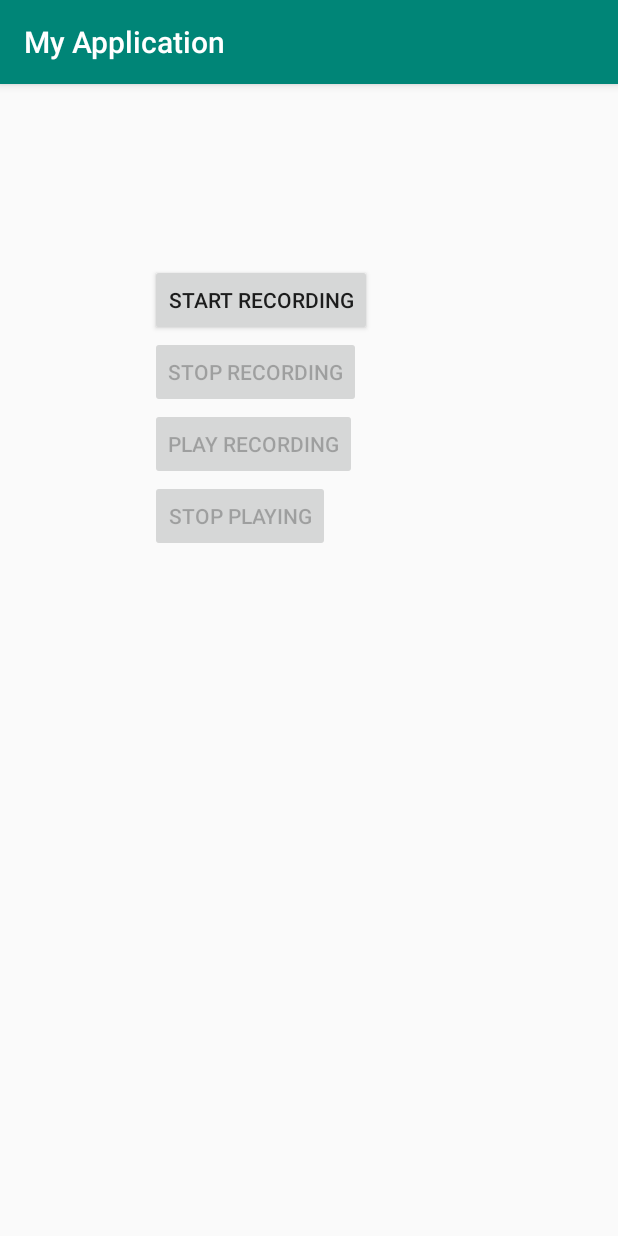
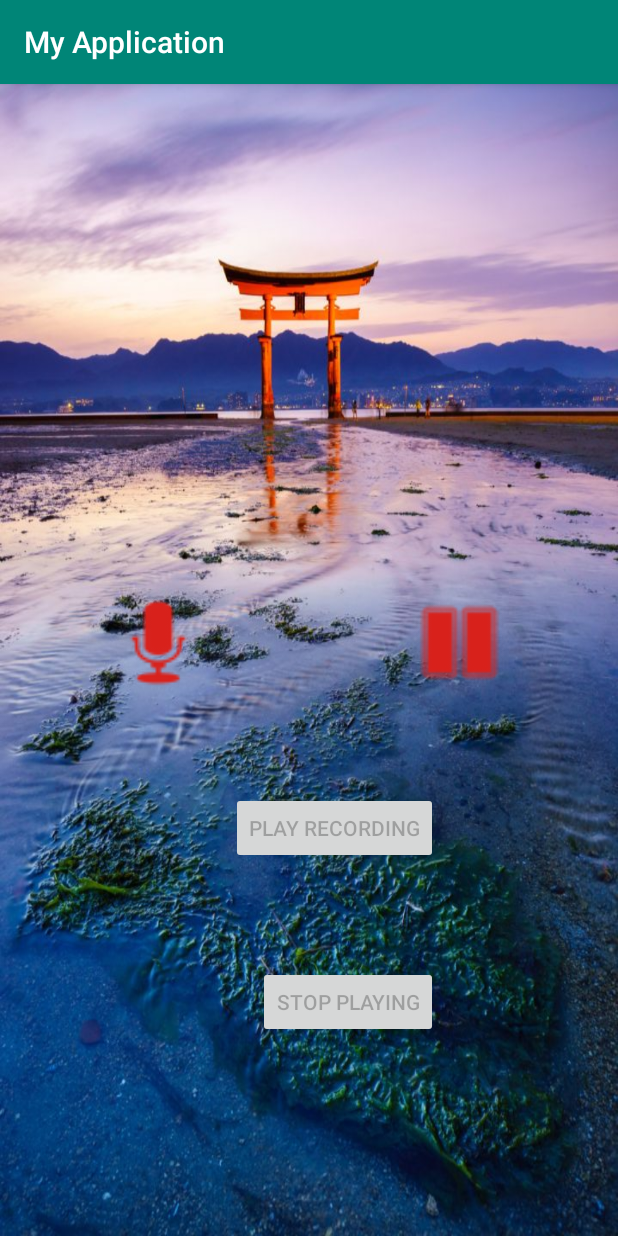
Before and after one commit to Mathieu414/MyApplication, an Android app: the MainActivity screen opened directly, with no data from a screen before it, on a phone screen of 412 x 824 dp. Run offline under Robolectric (Android 15) with nearby library versions, the phone set to English and light mode, and no system bars.

Commit message:
J'ai remplacé les boutons REcord et Pause. J'ai pas fait le Save et le Delete parce qu'ils n'existent pas ... Bougez vous.
J'ai aussi insérer la photo ainsi que ma bite

```diff
--- a/app/src/main/res/layout/activity_main.xml
+++ b/app/src/main/res/layout/activity_main.xml
@@ -4,37 +4,54 @@
     xmlns:tools="http://schemas.android.com/tools"
     android:layout_width="match_parent"
     android:layout_height="match_parent"
+    android:background="@drawable/fotolia"
     tools:context=".MainActivity">
 
-    <LinearLayout xmlns:android="http://schemas.android.com/apk/res/android"
-        android:orientation="vertical" android:layout_width="match_parent"
-        android:layout_height="match_parent">
     <Button
         android:id="@+id/btnRecord"
-            android:layout_width="wrap_content"
-            android:layout_height="wrap_content"
-            android:layout_marginLeft="100dp"
-            android:layout_marginTop="120dp"
-            android:text="Start Recording" />
+        android:layout_width="83dp"
+        android:layout_height="79dp"
+
+        android:layout_marginStart="64dp"
+        android:layout_marginBottom="356dp"
+        android:background="@android:drawable/ic_btn_speak_now"
+        android:backgroundTint="@color/couleurboutton"
+        app:layout_constraintBottom_toBottomOf="parent"
+        app:layout_constraintStart_toStartOf="parent"
+        tools:hyphenationFrequency="full"
+        tools:shadowColor="@color/colorPrimary" />
+
     <Button
         android:id="@+id/btnStop"
-            android:layout_width="wrap_content"
-            android:layout_height="wrap_content"
-            android:layout_marginLeft="100dp"
-            android:text="Stop Recording" />
+        android:layout_width="83dp"
+        android:layout_height="79dp"
+        android:layout_marginEnd="64dp"
+        android:layout_marginBottom="356dp"
+        android:background="@android:drawable/ic_media_pause"
+        android:backgroundTint="@color/couleurboutton"
+        android:elevation="0dp"
+        app:layout_constraintBottom_toBottomOf="parent"
+        app:layout_constraintEnd_toEndOf="parent" />
+
     <Button
         android:id="@+id/btnPlay"
         android:layout_width="wrap_content"
         android:layout_height="wrap_content"
-            android:layout_marginLeft="100dp"
-            android:text="Play Recording" />
+        android:layout_marginEnd="120dp"
+        android:layout_marginBottom="248dp"
+        android:text="Play Recording"
+        app:layout_constraintBottom_toBottomOf="parent"
+        app:layout_constraintEnd_toEndOf="parent" />
+
     <Button
         android:id="@+id/btnStopPlay"
         android:layout_width="wrap_content"
         android:layout_height="wrap_content"
-            android:layout_marginLeft="100dp"
-            android:text="Stop Playing" />
-    </LinearLayout>
+        android:layout_marginEnd="120dp"
+        android:layout_marginBottom="132dp"
+        android:text="Stop Playing"
+        app:layout_constraintBottom_toBottomOf="parent"
+        app:layout_constraintEnd_toEndOf="parent" />
 
 
 </android.support.constraint.ConstraintLayout>
--- a/app/src/main/res/values/colors.xml
+++ b/app/src/main/res/values/colors.xml
@@ -3,4 +3,6 @@
     <color name="colorPrimary">#008577</color>
     <color name="colorPrimaryDark">#00574B</color>
     <color name="colorAccent">#D81B60</color>
+    <color name="couleurboutton">#d8211b</color>
+    <color name="couleurPlay">#1e1bd8</color>
 </resources>
```
Also changed, not shown: app/src/main/res/drawable/fotolia.jpg (added). Lines whose indentation alone changed are shown as unchanged.
